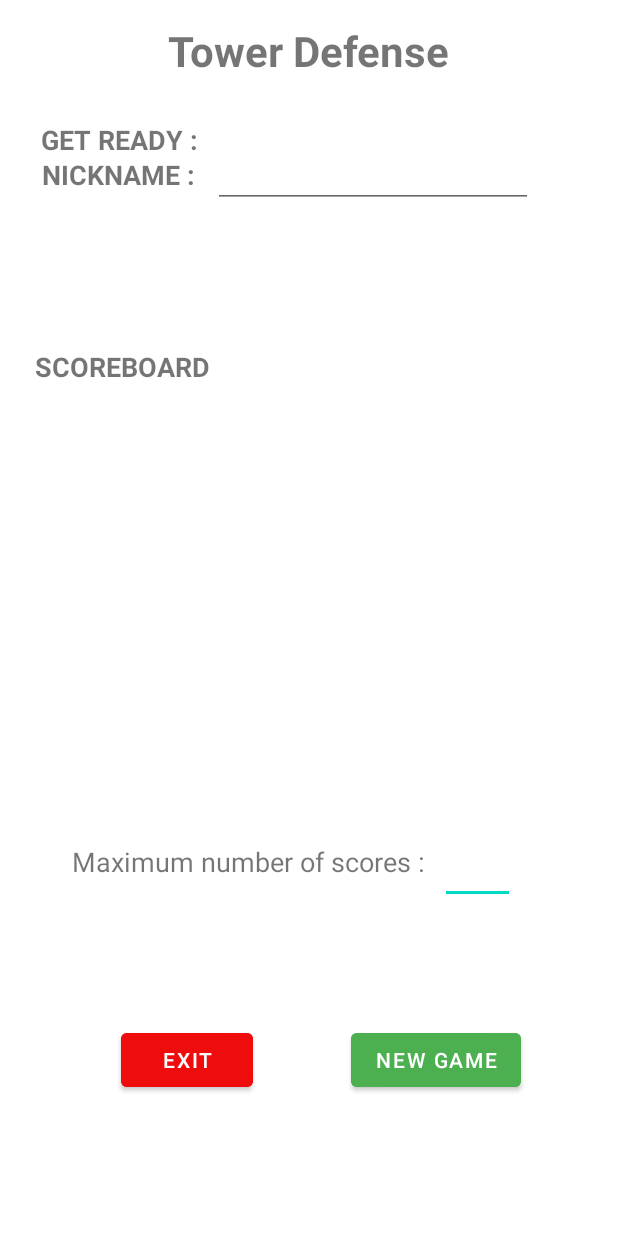
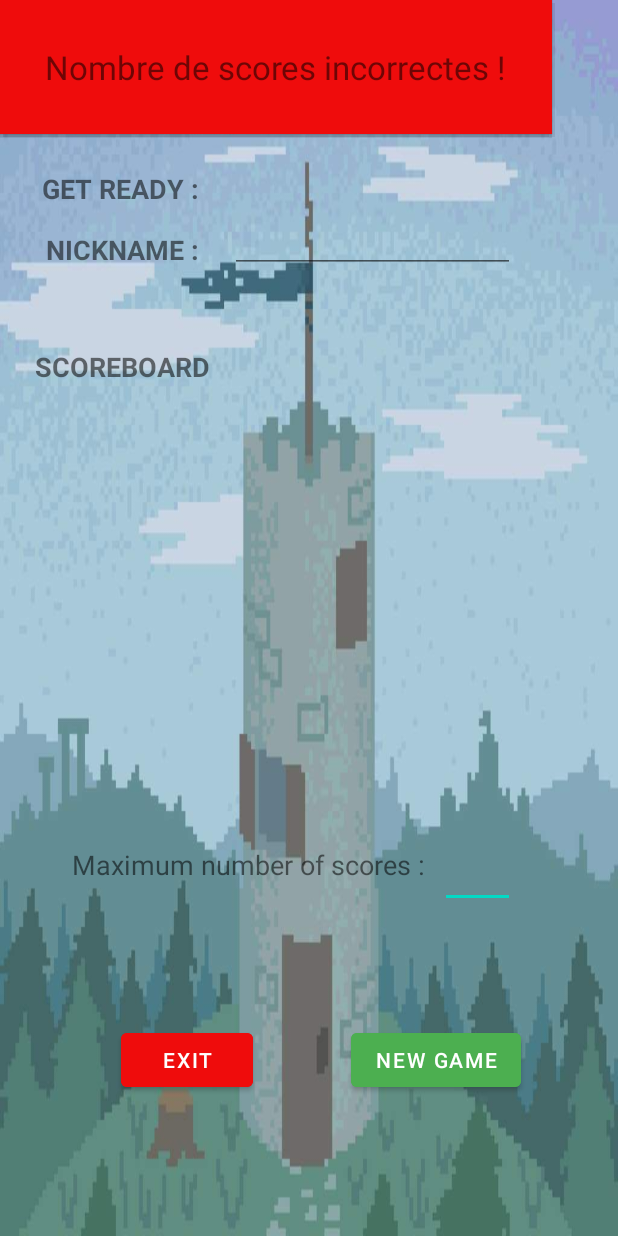
Before and after one commit to UgoWithoutH/AndroidTowerDefense, an Android app: the screen it shows after launch (MainActivity), after a tap on "NEW GAME", on a phone screen of 412 x 824 dp. Run offline under Robolectric (Android 15) with nearby library versions, the phone set to English and light mode, and no system bars.

Commit message:
[CODE] Ajout pop up fonctionnel quand input score incorrecte

```diff
--- a/code/app/src/main/AndroidManifest.xml
+++ b/code/app/src/main/AndroidManifest.xml
@@ -4,12 +4,13 @@
 
     <application
         android:allowBackup="true"
-        android:icon="@mipmap/ic_launcher"
+        android:icon="@mipmap/tower"
         android:label="@string/app_name"
-        android:roundIcon="@mipmap/ic_launcher_round"
+        android:roundIcon="@mipmap/tower"
         android:supportsRtl="true"
         android:theme="@style/Theme.AndroidTowerDefense">
 
+        <activity android:name=".modelandroid.GameActivity"></activity>
         <activity android:name=".modelandroid.MainActivity"
             android:exported="true">
             <intent-filter>
--- a/code/app/src/main/java/com/androidtowerdefense/modelandroid/MainActivity.java
+++ b/code/app/src/main/java/com/androidtowerdefense/modelandroid/MainActivity.java
@@ -1,10 +1,18 @@
 package com.androidtowerdefense.modelandroid;
 
+import android.app.Activity;
+import android.content.Context;
 import android.content.Intent;
 import android.os.Bundle;
 import android.util.Log;
+import android.view.Gravity;
+import android.view.LayoutInflater;
+import android.view.MotionEvent;
 import android.view.View;
+import android.widget.Button;
 import android.widget.EditText;
+import android.widget.LinearLayout;
+import android.widget.PopupWindow;
 
 import androidx.annotation.NonNull;
 import androidx.annotation.Nullable;
@@ -75,17 +83,68 @@ public class MainActivity extends AppCompatActivity {
         Log.d("truc","Destroy");
     }
 
-    private void inputData(){
+    private boolean inputData(){
+        try{
             EditText numberScores = findViewById(R.id.numberScores);
             EditText pseudo = findViewById(R.id.numberScores);
             manager.getScoreRanking().setNumberScores(Integer.parseInt(numberScores.getText().toString()));
             manager.setPseudo(pseudo.getText().toString());
+            return true;
+        }
+        catch(NumberFormatException ex){
+            return false;
         }
 
+    }
+    //TODO : Ajouter le même mécanisme pour le pseudonyme de l'user
     public void newGame(View view) {
-        inputData();
+        Log.d("truc", "Nouvelle Partie");
+        if (!inputData())
+        {
+            Log.d("truc", "Input Data pas correct");
+            popUpWindow(view);
+        }
+        else{
             Intent intent = new Intent(this,GameActivity.class);
             intent.putExtra("manager",manager);
             startActivity(intent);
         }
+
     }
+
+    public void quitterApplication(View view){
+        Log.d("truc", "Finish activity");
+        finish();
+        System.exit(0);
+    }
+
+
+    //Methode qui ajoute une popup pour l'user qui se ferme si on click a côté etc..
+    public void popUpWindow(View view)
+    {
+        // inflate the layout of the popup window
+        LayoutInflater inflater = (LayoutInflater)
+                getSystemService(LAYOUT_INFLATER_SERVICE);
+        View popupView = inflater.inflate(R.layout.popup_window, null);
+
+        // create the popup window
+        int width = LinearLayout.LayoutParams.WRAP_CONTENT;
+        int height = LinearLayout.LayoutParams.WRAP_CONTENT;
+        boolean focusable = true; // lets taps outside the popup also dismiss it
+        final PopupWindow popupWindow = new PopupWindow(popupView, width, height, focusable);
+
+        // show the popup window
+        // which view you pass in doesn't matter, it is only used for the window tolken
+        popupWindow.showAtLocation(view, Gravity.CENTER, 0, 0);
+
+        // dismiss the popup window when touched
+        popupView.setOnTouchListener(new View.OnTouchListener() {
+            @Override
+            public boolean onTouch(View v, MotionEvent event) {
+                popupWindow.dismiss();
+                return true;
+            }
+        });
+    }
+
+}
--- a/code/app/src/main/res/layout/game_menu.xml
+++ b/code/app/src/main/res/layout/game_menu.xml
@@ -3,7 +3,8 @@
     xmlns:app="http://schemas.android.com/apk/res-auto"
     xmlns:tools="http://schemas.android.com/tools"
     android:layout_width="match_parent"
-    android:layout_height="match_parent">
+    android:layout_height="match_parent"
+    android:background="@drawable/background_menu">
 
     <TextView
         android:id="@+id/ready"
@@ -14,7 +15,7 @@
         android:textStyle="bold"
         app:layout_constraintBottom_toTopOf="@+id/nickname"
         app:layout_constraintEnd_toEndOf="parent"
-        app:layout_constraintHorizontal_bias="0.09"
+        app:layout_constraintHorizontal_bias="0.091"
         app:layout_constraintStart_toStartOf="parent"
         app:layout_constraintTop_toBottomOf="@+id/title"
         app:layout_constraintVertical_bias="0.56" />
@@ -28,10 +29,10 @@
         android:textStyle="bold"
         app:layout_constraintBottom_toBottomOf="parent"
         app:layout_constraintEnd_toEndOf="parent"
-        app:layout_constraintHorizontal_bias="0.09"
+        app:layout_constraintHorizontal_bias="0.1"
         app:layout_constraintStart_toStartOf="parent"
         app:layout_constraintTop_toTopOf="parent"
-        app:layout_constraintVertical_bias="0.13" />
+        app:layout_constraintVertical_bias="0.193" />
 
     <TextView
         android:id="@+id/title"
@@ -94,6 +95,7 @@ de comment ca serait mis en place en mode portrait
 -->
     <Button
         android:id="@+id/button2"
+        android:onClick="quitterApplication"
         android:layout_width="wrap_content"
         android:layout_height="wrap_content"
         android:layout_marginStart="16dp"
@@ -138,14 +140,13 @@ de comment ca serait mis en place en mode portrait
         app:layout_constraintVertical_bias="0.07999998" />
 
     <EditText
-        android:id="@+id/pseudo"
-        android:layout_width="wrap_content"
-        android:layout_height="wrap_content"
+        android:layout_width="190dp"
+        android:layout_height="31dp"
         android:ems="10"
         app:layout_constraintBottom_toBottomOf="parent"
         app:layout_constraintEnd_toEndOf="parent"
-        app:layout_constraintHorizontal_bias="0.17"
+        app:layout_constraintHorizontal_bias="0.224"
         app:layout_constraintStart_toEndOf="@+id/nickname"
         app:layout_constraintTop_toTopOf="parent"
-        app:layout_constraintVertical_bias="0.120000005" />
+        app:layout_constraintVertical_bias="0.19" />
 </androidx.constraintlayout.widget.ConstraintLayout>
--- /dev/null
+++ b/code/app/src/main/res/layout/popup_window.xml
@@ -0,0 +1,15 @@
+<?xml version="1.0" encoding="utf-8"?>
+<RelativeLayout xmlns:android="http://schemas.android.com/apk/res/android"
+    android:layout_width="match_parent"
+    android:layout_height="match_parent"
+    android:background="@color/red">
+
+
+    <TextView
+        android:layout_width="wrap_content"
+        android:layout_height="wrap_content"
+        android:layout_centerInParent="true"
+        android:layout_margin="30dp"
+        android:textSize="22sp"
+        android:text="@string/popupMessage"></TextView>
+</RelativeLayout>
--- a/code/app/src/main/res/values/strings.xml
+++ b/code/app/src/main/res/values/strings.xml
@@ -1,10 +1,11 @@
 <resources>
-    <string name="app_name">AndroidTowerDefense</string>
+    <string name="app_name">TowerDefense</string>
     <string name="readyMenu">GET READY :</string>
     <string name="nicknameMenu">NICKNAME :</string>
     <string name="gameTitle">Tower Defense</string>
     <string name="scoreBoard"> SCOREBOARD</string>
     <string name="nbScoreMenu">Maximum number of scores :</string>
+    <string name="popupMessage">Nombre de scores incorrectes !</string>
 
     <string name="score">Score :</string>
     <string name="coins">Coins :</string>
```
Also changed, not shown: code/app/src/main/res/drawable/background_menu.jpg (added), code/app/src/main/res/mipmap-xxxhdpi/tower.PNG (added). Lines whose indentation alone changed are shown as unchanged.
